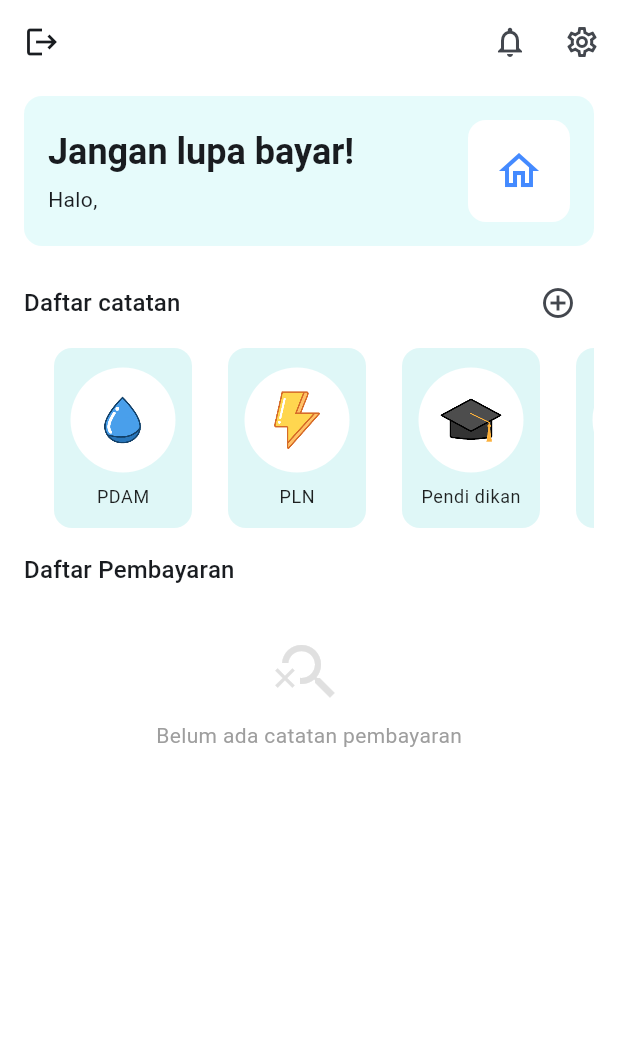
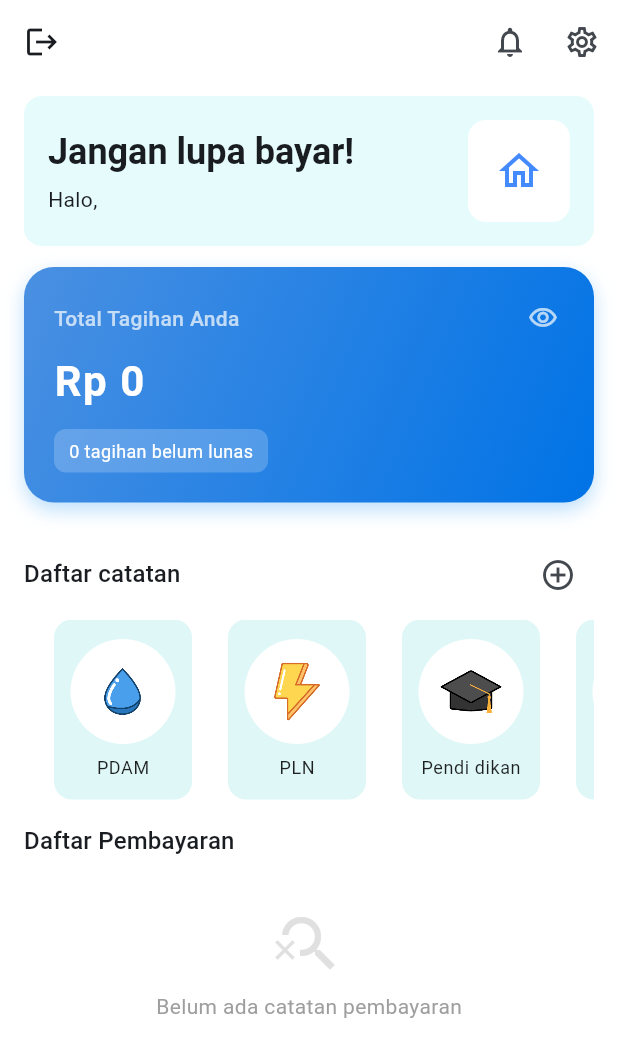
Before and after one commit to Samuel16299/mobile_app, a Flutter app: the screen it shows once a user with an empty profile is signed in, on a phone screen of 412 x 824 dp. Shown: the top 1057 px of the screen. Run offline on Flutter 3.47's test engine with Material 3 defaults, Android fonts, the phone set to English and light mode, and no system bars; our stand-ins replace cloud_firestore, firebase_auth, firebase_core, flutter_local_notifications, flutter_riverpod, timezone; accounts and stored records are empty.

Commit message:
feat: add fitur total tagihan

```diff
--- a/lib/features/bills/presentation/screens/home_screen.dart
+++ b/lib/features/bills/presentation/screens/home_screen.dart
@@ -3,7 +3,7 @@ import 'package:flutter_riverpod/flutter_riverpod.dart';
 import 'package:intl/intl.dart';
 import '../../providers/bills_provider.dart';
 import '../../providers/auth_provider.dart';
-import '../../models/bill_model.dart'; // Pastikan import ini ada
+import '../../models/bill_model.dart';
 import 'bill_detail_screen.dart';
 import 'bill_form_screen.dart';
 import '../../../settings/providers/locale_provider.dart';
@@ -18,6 +18,111 @@ class HomeScreen extends ConsumerStatefulWidget {
 
 class _HomeScreenState extends ConsumerState<HomeScreen> {
   String? _selectedCategory;
+  bool _isTotalVisible = true;
+
+  Widget _buildTotalBalanceCard(
+    AsyncValue<List<Bill>> billsAsync,
+    NumberFormat formatter,
+  ) {
+    // Menghitung total tagihan yang belum dibayar
+    final double totalAmount = billsAsync.maybeWhen(
+      data: (bills) => bills
+          .where((b) => !b.isPaid) // Ambil yang belum lunas
+          .fold(0.0, (sum, item) => sum + item.amount), // Jumlahkan
+      orElse: () => 0.0,
+    );
+
+    // Menghitung jumlah item yang belum lunas
+    final int unpaidCount = billsAsync.maybeWhen(
+      data: (bills) => bills.where((b) => !b.isPaid).length,
+      orElse: () => 0,
+    );
+
+    return Container(
+      width: double.infinity,
+      margin: const EdgeInsets.only(bottom: 24), // Jarak ke bawah (ke kategori)
+      padding: const EdgeInsets.all(20),
+      decoration: BoxDecoration(
+        // Desain Gradasi Biru agar terlihat modern
+        gradient: const LinearGradient(
+          colors: [Color(0xFF4A90E2), Color(0xFF0073E6)],
+          begin: Alignment.topLeft,
+          end: Alignment.bottomRight,
+        ),
+        borderRadius: BorderRadius.circular(20),
+        boxShadow: [
+          BoxShadow(
+            color: Colors.blue.withOpacity(0.3),
+            blurRadius: 10,
+            offset: const Offset(0, 5),
+          ),
+        ],
+      ),
+      child: Column(
+        crossAxisAlignment: CrossAxisAlignment.start,
+        children: [
+          Row(
+            mainAxisAlignment: MainAxisAlignment.spaceBetween,
+            children: [
+              const Text(
+                'Total Tagihan Anda',
+                style: TextStyle(
+                  color: Colors.white70,
+                  fontSize: 14,
+                  fontWeight: FontWeight.w500,
+                ),
+              ),
+              // Tombol Mata (Hide/Show)
+              InkWell(
+                onTap: () {
+                  setState(() {
+                    _isTotalVisible = !_isTotalVisible;
+                  });
+                },
+                borderRadius: BorderRadius.circular(20),
+                child: Padding(
+                  padding: const EdgeInsets.all(4.0),
+                  child: Icon(
+                    _isTotalVisible
+                        ? Icons.visibility_outlined
+                        : Icons.visibility_off_outlined,
+                    color: Colors.white70,
+                    size: 20,
+                  ),
+                ),
+              ),
+            ],
+          ),
+          const SizedBox(height: 8),
+          // Teks Nominal Uang
+          Text(
+            _isTotalVisible
+                ? formatter.format(totalAmount)
+                : 'Rp * * * * * * *', // Sensor jika disembunyikan
+            style: const TextStyle(
+              color: Colors.white,
+              fontSize: 28,
+              fontWeight: FontWeight.bold,
+              letterSpacing: 1,
+            ),
+          ),
+          const SizedBox(height: 12),
+          // Info tambahan kecil di bawah
+          Container(
+            padding: const EdgeInsets.symmetric(horizontal: 10, vertical: 6),
+            decoration: BoxDecoration(
+              color: Colors.white.withOpacity(0.2),
+              borderRadius: BorderRadius.circular(8),
+            ),
+            child: Text(
+              '$unpaidCount tagihan belum lunas',
+              style: const TextStyle(color: Colors.white, fontSize: 12),
+            ),
+          ),
+        ],
+      ),
+    );
+  }
 
   // --- FUNGSI BARU: MENAMPILKAN POPUP RINGKASAN ---
   void _showSummaryPopup(BuildContext context, List<Bill> allBills) {
@@ -219,6 +324,11 @@ class _HomeScreenState extends ConsumerState<HomeScreen> {
     final currencyLocale = isIndo ? 'id_ID' : 'en_US';
     final dateLocale = isIndo ? 'id_ID' : 'en_US';
     final currencySymbol = isIndo ? 'Rp' : 'Rp';
+    final currencyFormatter = NumberFormat.currency(
+      locale: 'id_ID',
+      symbol: 'Rp ',
+      decimalDigits: 0,
+    );
 
     return Scaffold(
       backgroundColor: Colors.white,
@@ -347,6 +457,9 @@ class _HomeScreenState extends ConsumerState<HomeScreen> {
                 ),
               ),
               const SizedBox(height: 14),
+
+              _buildTotalBalanceCard(billsAsync, currencyFormatter),
+
               Row(
                 mainAxisAlignment: MainAxisAlignment.spaceBetween,
                 children: [
```
